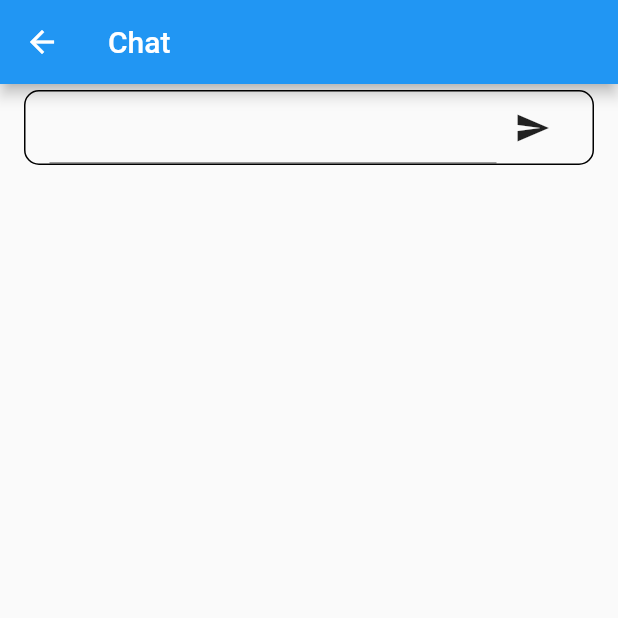
After one commit to vinirecoaro/flutter-firebase-app, a Flutter app: the screen it shows after launch, after a tap on "Entrar no chat", on a phone screen of 412 x 824 dp, the top half of it. The commit adds this screen. Run offline on Flutter 3.47's test engine with Material 2 defaults, Android fonts, the phone set to English and light mode, and no system bars; our stand-ins replace cloud_firestore, firebase_core, shared_preferences; accounts and stored records are empty.

Commit message:
Created a chat  page

```diff
--- /dev/null
+++ b/lib/models/text_model.dart
@@ -0,0 +1,26 @@
+import 'package:cloud_firestore/cloud_firestore.dart';
+
+class TextModel {
+  DateTime dateHour = DateTime.now();
+  String text = "";
+  String userId = "";
+  String nickname = "";
+
+  TextModel({required this.text, required this.userId, required this.nickname});
+
+  TextModel.fromJson(Map<String, dynamic> json) {
+    dateHour = (json['date_hour'] as Timestamp).toDate();
+    text = json['text'];
+    userId = json['user_id'];
+    nickname = json['nickname'];
+  }
+
+  Map<String, dynamic> toJson() {
+    final Map<String, dynamic> data = <String, dynamic>{};
+    data['date_hour'] = Timestamp.fromDate(dateHour);
+    data['text'] = text;
+    data['user_id'] = userId;
+    data['nickname'] = nickname;
+    return data;
+  }
+}
--- /dev/null
+++ b/lib/pages/chat/chat_page.dart
@@ -0,0 +1,51 @@
+import 'package:flutter/material.dart';
+
+class ChatPage extends StatefulWidget {
+  final String nickname;
+  const ChatPage({super.key, required this.nickname});
+
+  @override
+  State<ChatPage> createState() => _ChatPageState();
+}
+
+class _ChatPageState extends State<ChatPage> {
+  @override
+  Widget build(BuildContext context) {
+    return SafeArea(
+        child: Scaffold(
+      appBar: AppBar(
+        title: const Text("Chat"),
+      ),
+      body: Container(
+        child: Column(
+          children: [
+            Expanded(
+                child: ListView(
+              children: [
+                Container(
+                  margin:
+                      const EdgeInsets.symmetric(horizontal: 16, vertical: 4),
+                  padding:
+                      const EdgeInsets.symmetric(horizontal: 16, vertical: 0),
+                  decoration: BoxDecoration(
+                      borderRadius: BorderRadius.circular(10),
+                      border: Border.all(color: Colors.black)),
+                  child: Row(
+                    children: [
+                      const Expanded(
+                          child: TextField(
+                              style: TextStyle(fontSize: 18),
+                              decoration: InputDecoration(
+                                  focusedBorder: InputBorder.none))),
+                      IconButton(onPressed: () {}, icon: const Icon(Icons.send))
+                    ],
+                  ),
+                )
+              ],
+            ))
+          ],
+        ),
+      ),
+    ));
+  }
+}
--- a/lib/pages/home/home_page.dart
+++ b/lib/pages/home/home_page.dart
@@ -1,4 +1,5 @@
 import 'package:flutter/material.dart';
+import 'package:flutterfirebaseapp/pages/chat/chat_page.dart';
 import 'package:flutterfirebaseapp/shared/widgets/custon_drawer.dart';
 
 class HomePage extends StatelessWidget {
@@ -6,13 +7,34 @@ class HomePage extends StatelessWidget {
 
   @override
   Widget build(BuildContext context) {
+    var nicknameController = TextEditingController();
     return SafeArea(
         child: Scaffold(
-      drawer: CustonDrawer(),
+      drawer: const CustonDrawer(),
       appBar: AppBar(
         title: const Text("Home Page"),
       ),
-      body: Container(),
+      body: Container(
+        margin: const EdgeInsets.symmetric(horizontal: 16),
+        child: Column(
+          mainAxisAlignment: MainAxisAlignment.center,
+          children: [
+            const Text("Informe seu apelido"),
+            TextField(
+              controller: nicknameController,
+            ),
+            TextButton(
+                onPressed: () {
+                  Navigator.push(
+                      context,
+                      MaterialPageRoute(
+                          builder: (_) =>
+                              ChatPage(nickname: nicknameController.text)));
+                },
+                child: const Text("Entrar no chat"))
+          ],
+        ),
+      ),
     ));
   }
 }
--- a/lib/pages/task_page.dart
+++ b/lib/pages/task_page.dart
@@ -1,8 +1,9 @@
 // ignore_for_file: use_build_context_synchronously
 import 'package:cloud_firestore/cloud_firestore.dart';
 import 'package:flutter/material.dart';
-import 'package:flutterfirebaseapp/model/task_model.dart';
 import 'package:shared_preferences/shared_preferences.dart';
+
+import '../model/task_model.dart';
 
 class TaskPage extends StatefulWidget {
   const TaskPage({super.key});
```
Also changed, not shown: lib/models/task_model.dart (renamed from lib/model/task_model.dart).
